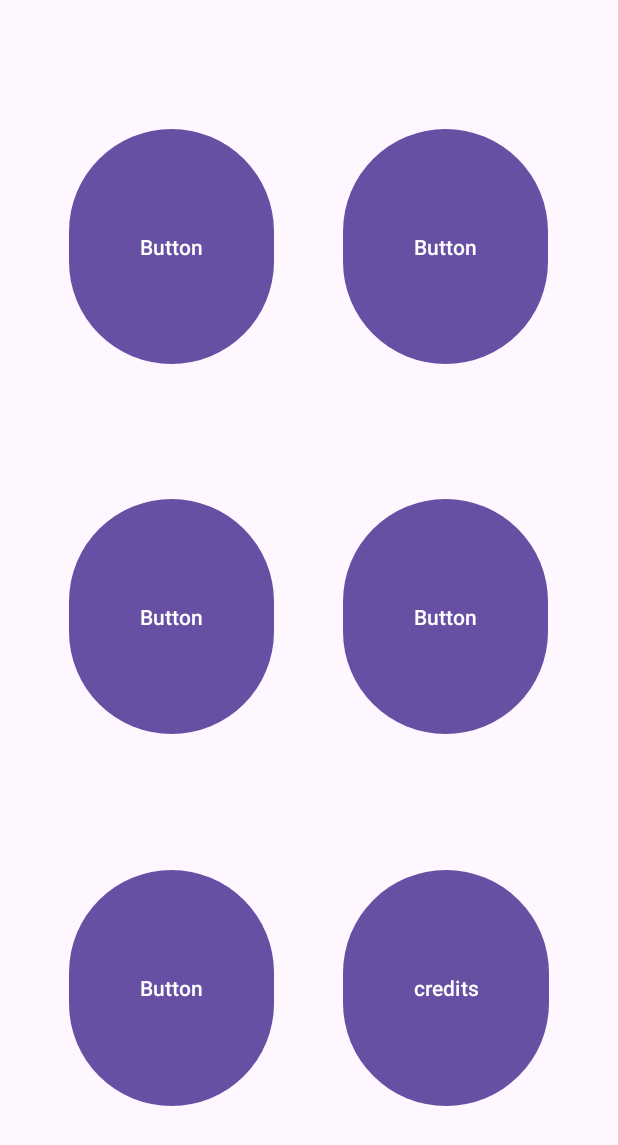
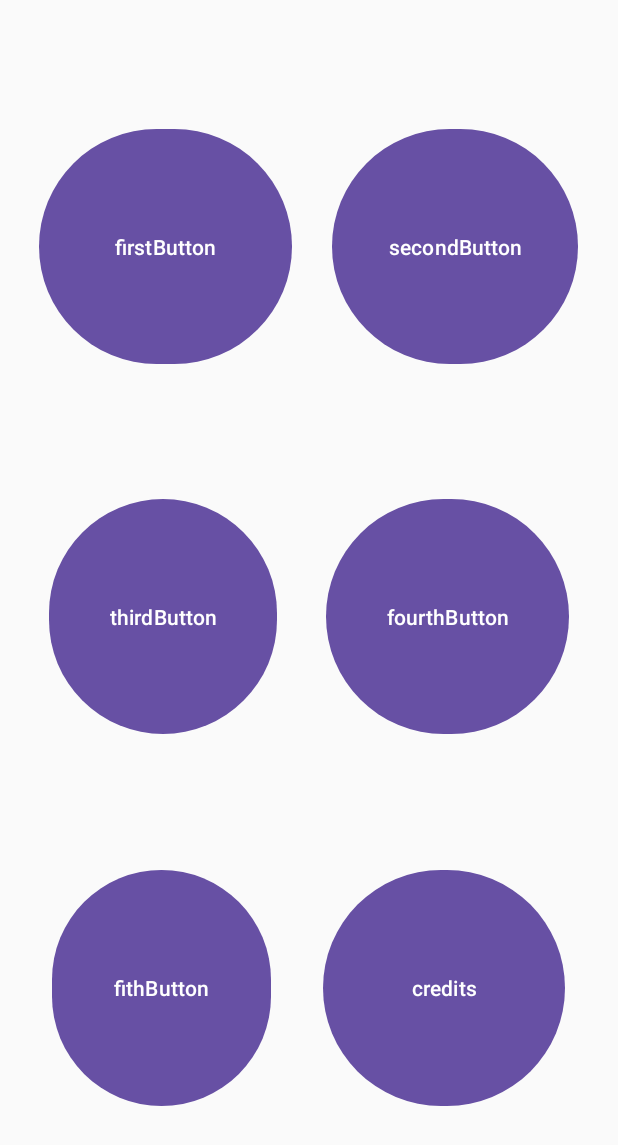
Before and after one commit to Ofd123/Ex0921-AlertDialog, an Android app: the screen it shows after launch (MainActivity), on a phone screen of 412 x 824 dp. Shown: the top 1145 px of the screen. Run offline under Robolectric (Android 15) with nearby library versions, the phone set to English and light mode, and no system bars.

Commit message:
finished and fixed the third and fourth buttons

```diff
--- a/app/src/main/java/com/example/ex0921_alertdialog/MainActivity.java
+++ b/app/src/main/java/com/example/ex0921_alertdialog/MainActivity.java
@@ -1,9 +1,13 @@
 
 package com.example.ex0921_alertdialog;
 
+import static android.graphics.Color.rgb;
+
 import android.content.DialogInterface;
+import android.graphics.Color;
 import android.os.Bundle;
 import android.view.View;
+import android.widget.LinearLayout;
 
 import androidx.activity.EdgeToEdge;
 import androidx.appcompat.app.AlertDialog;
@@ -11,6 +15,8 @@ import androidx.appcompat.app.AppCompatActivity;
 import androidx.core.graphics.Insets;
 import androidx.core.view.ViewCompat;
 import androidx.core.view.WindowInsetsCompat;
+
+import java.util.Random;
 
 /**
  * this is the main activity it will show 5 buttons and each button opens a different alert dialog
@@ -20,8 +26,10 @@ import androidx.core.view.WindowInsetsCompat;
  */
 public class MainActivity extends AppCompatActivity
 {
-    AlertDialog.Builder text,textAndPic,singleButton;
-
+    AlertDialog.Builder text,textAndPic,singleButton,switchBg,operations,everyColor;
+    LinearLayout main;
+    Random rnd;
+    int[] colors; //= ;
     @Override
     protected void onCreate(Bundle savedInstanceState)
     {
@@ -35,9 +43,15 @@ public class MainActivity extends AppCompatActivity
             return insets;
         });
 
-        text = new AlertDialog.Builder(this);           //first button
-        textAndPic = new AlertDialog.Builder(this);     // second button
-        singleButton = new AlertDialog.Builder(this);   // third button
+        main = findViewById(R.id.main);
+        rnd = new Random();
+
+        text = new AlertDialog.Builder(this);            //first button
+        textAndPic = new AlertDialog.Builder(this);      // second button
+        switchBg = new AlertDialog.Builder(this);        // third button
+        operations = new AlertDialog.Builder(this);      // fourth button
+        everyColor = new AlertDialog.Builder(this);      // fifth button
+
 
 
     }
@@ -92,4 +106,84 @@ public class MainActivity extends AppCompatActivity
     }
     //------------------------------------------------------------------------------------------------------------------------
 
+    /**
+     * this method will be called when the user clicks on the button
+     * it allows the user to change the background color to green or to blue
+     * @param view
+     */
+    public void switchBackground(View view)
+    {
+        switchBg.setTitle("switch background");
+        switchBg.setMessage("choose your background color:");
+        switchBg.setNegativeButton("blue", new DialogInterface.OnClickListener()
+        {
+            @Override
+            public void onClick(DialogInterface dialog, int which)
+            {
+                main.setBackgroundColor(Color.BLUE);
+                dialog.cancel();
+            }
+        });
+        //------------------------------------------------------------------------------------------
+        switchBg.setPositiveButton("green", new DialogInterface.OnClickListener()
+        {
+            @Override
+            public void onClick(DialogInterface dialog, int which)
+            {
+                main.setBackgroundColor(Color.GREEN);
+                dialog.cancel();
+            }
+        });
+        AlertDialog showText = switchBg.create();
+        showText.show();
+    }
+
+    /**
+     * the func will be called when the user clicks on the fourth button
+     * it allows the user to to change the background color to a random color or leave
+     * @param view
+     */
+    public void changeBackground(View view)
+    {
+        operations.setTitle("Operations");
+        operations.setMessage("Choose an operation:");
+        operations.setNegativeButton("resetBackGround", new DialogInterface.OnClickListener()
+        {
+
+            @Override
+            public void onClick(DialogInterface dialog, int which)
+            {
+                main.setBackgroundColor(Color.WHITE);
+                dialog.cancel();
+            }
+        });
+        operations.setPositiveButton("changeBackGround", new DialogInterface.OnClickListener()
+        {
+            public void onClick(DialogInterface dialog, int which)
+            {
+                int red = rnd.nextInt(255);
+                int green = rnd.nextInt(255);
+                int blue = rnd.nextInt(255);
+                main.setBackgroundColor(rgb(red, green, blue));
+                dialog.cancel();
+            }
+        });
+        operations.setNegativeButton("leave", new DialogInterface.OnClickListener()
+        {
+            @Override
+            public void onClick(DialogInterface dialog, int which)
+            {
+                dialog.cancel();
+            }
+
+        });
+        AlertDialog showText = operations.create();
+        showText.show();
+    }
+
+
+    public void theLastButton(View view)
+    {
+
+    }
 }
--- a/app/src/main/res/layout/activity_main.xml
+++ b/app/src/main/res/layout/activity_main.xml
@@ -5,8 +5,9 @@
     android:id="@+id/main"
     android:layout_width="match_parent"
     android:layout_height="match_parent"
+    android:background="#FAFAFA"
     android:orientation="vertical"
-    tools:context=".MainActivity" >
+    tools:context=".MainActivity">
 
     <Space
         android:layout_width="match_parent"
@@ -28,9 +29,9 @@
             android:id="@+id/firstButton"
             android:layout_width="wrap_content"
             android:layout_height="match_parent"
-            android:layout_weight="1"
-            android:text="Button"
-            android:onClick="onlyTextDialog"/>
+            android:layout_weight="2"
+            android:onClick="onlyTextDialog"
+            android:text="firstButton" />
 
         <Space
             android:layout_width="wrap_content"
@@ -43,7 +44,7 @@
             android:layout_height="match_parent"
             android:layout_weight="1"
             android:onClick="textAndPicDialog"
-            android:text="Button" />
+            android:text="secondButton" />
 
         <Space
             android:layout_width="wrap_content"
@@ -72,8 +73,8 @@
             android:layout_width="wrap_content"
             android:layout_height="match_parent"
             android:layout_weight="1"
-            android:onClick="alertDialogWithOnlyOneButton"
-            android:text="Button" />
+            android:onClick="switchBackground"
+            android:text="thirdButton" />
 
         <Space
             android:layout_width="wrap_content"
@@ -85,8 +86,8 @@
             android:layout_width="wrap_content"
             android:layout_height="match_parent"
             android:layout_weight="1"
-            android:onCLick="alertDialogWith"
-            android:text="Button" />
+            android:onClick="changeBackground"
+            android:text="fourthButton" />
 
         <Space
             android:layout_width="wrap_content"
@@ -115,7 +116,8 @@
             android:layout_width="wrap_content"
             android:layout_height="match_parent"
             android:layout_weight="1"
-            android:text="Button" />
+            android:onClick="theLastButton"
+            android:text="fithButton" />
 
         <Space
             android:layout_width="wrap_content"
@@ -126,7 +128,7 @@
             android:id="@+id/credits"
             android:layout_width="wrap_content"
             android:layout_height="match_parent"
-            android:layout_weight="1"
+            android:layout_weight="2"
             android:text="credits" />
 
         <Space
```
